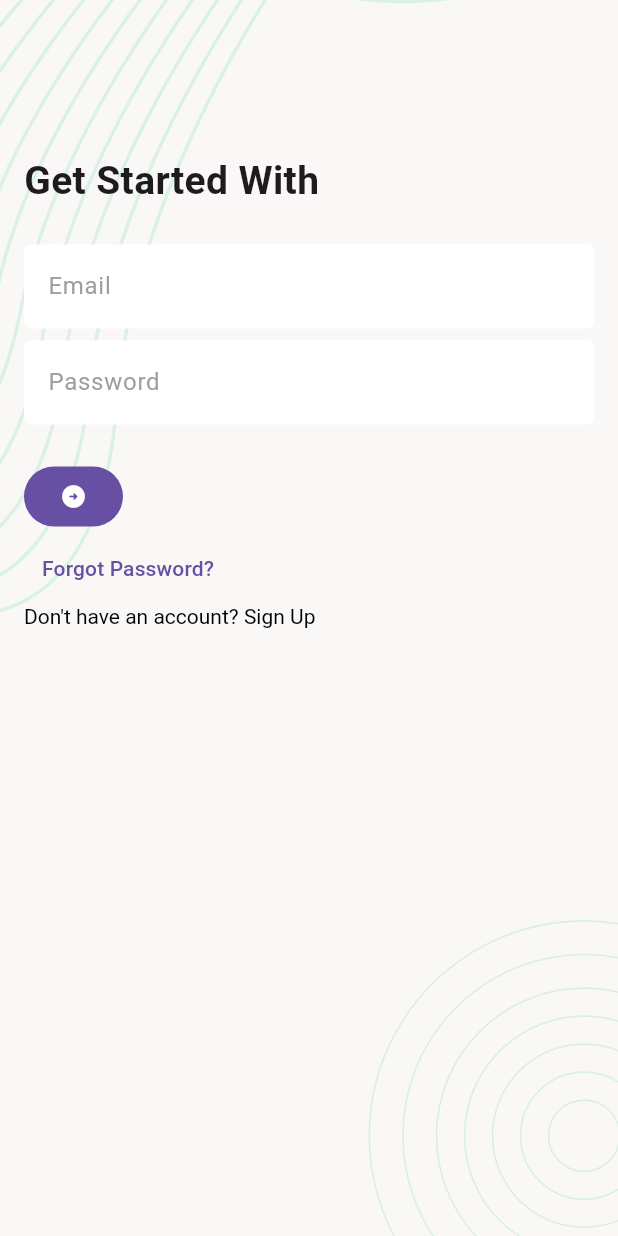
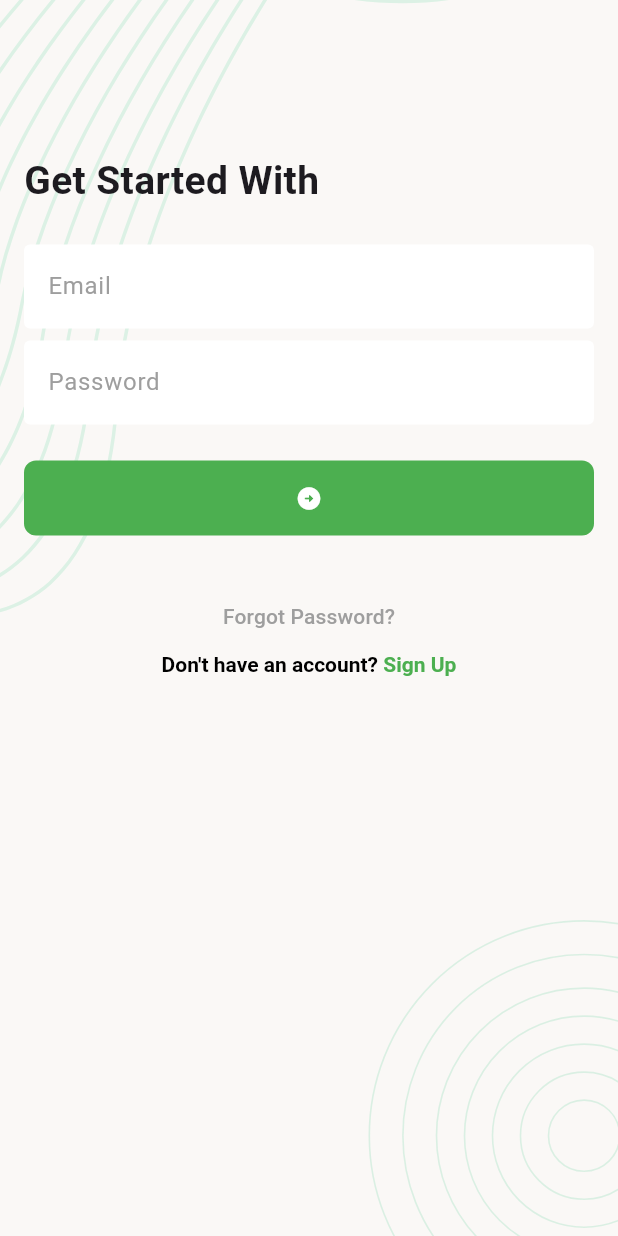
Before and after one commit to meherab-hossen-developer/Task-Management-Project, a Flutter app: the screen it shows after launch, on a phone screen of 412 x 824 dp. Run offline on Flutter 3.47's test engine with Material 3 defaults, Android fonts, the light colour scheme and no system bars; our stand-ins replace flutter_svg.

Commit message:
Design update

```diff
--- a/lib/ui/screens/login_screen.dart
+++ b/lib/ui/screens/login_screen.dart
@@ -9,7 +9,6 @@ class LoginScreen extends StatefulWidget {
 }
 
 class _LoginScreenState extends State<LoginScreen> {
-
   final TextEditingController _emailTEController = TextEditingController();
   final TextEditingController _passTEController = TextEditingController();
   final GlobalKey<FormState> _formKey = GlobalKey<FormState>();
@@ -33,29 +32,54 @@ class _LoginScreenState extends State<LoginScreen> {
                 const SizedBox(height: 24),
                 TextFormField(
                   controller: _emailTEController,
-                  decoration: InputDecoration(
-                    hintText: 'Email',
-                  ),
+                  decoration: InputDecoration(hintText: 'Email'),
                 ),
                 const SizedBox(height: 8),
                 TextFormField(
                   controller: _passTEController,
-                  decoration: InputDecoration(
-                    hintText: 'Password',
-                  ),
+                  decoration: InputDecoration(hintText: 'Password'),
                   obscureText: true,
                 ),
                 const SizedBox(height: 24),
                 FilledButton(
+                  style: FilledButton.styleFrom(
+                    backgroundColor: Colors.green,
+                    fixedSize: Size.fromWidth(double.maxFinite),
+                    padding: EdgeInsets.all(16),
+                    shape: RoundedRectangleBorder(
+                      borderRadius: BorderRadius.circular(8),
+                    ),
+                  ),
                   onPressed: () {},
                   child: Icon(Icons.arrow_circle_right_rounded),
                 ),
-                TextButton(onPressed: () {}, child: Text('Forgot Password?')),
-                RichText(
-                  text: TextSpan(
-                    style: TextStyle(color: Colors.black),
-                    text: "Don't have an account? ",
-                    children: [TextSpan(text: 'Sign Up')],
+                const SizedBox(height: 30),
+                Center(
+                  child: Column(
+                    children: [
+                      TextButton(
+                        onPressed: () {},
+                        child: Text(
+                          'Forgot Password?',
+                          style: TextStyle(color: Colors.grey),
+                        ),
+                      ),
+                      RichText(
+                        text: TextSpan(
+                          style: TextStyle(
+                            color: Colors.black,
+                            fontWeight: FontWeight.w600,
+                          ),
+                          text: "Don't have an account? ",
+                          children: [
+                            TextSpan(
+                              text: 'Sign Up',
+                              style: TextStyle(color: Colors.green),
+                            ),
+                          ],
+                        ),
+                      ),
+                    ],
                   ),
                 ),
               ],
```
